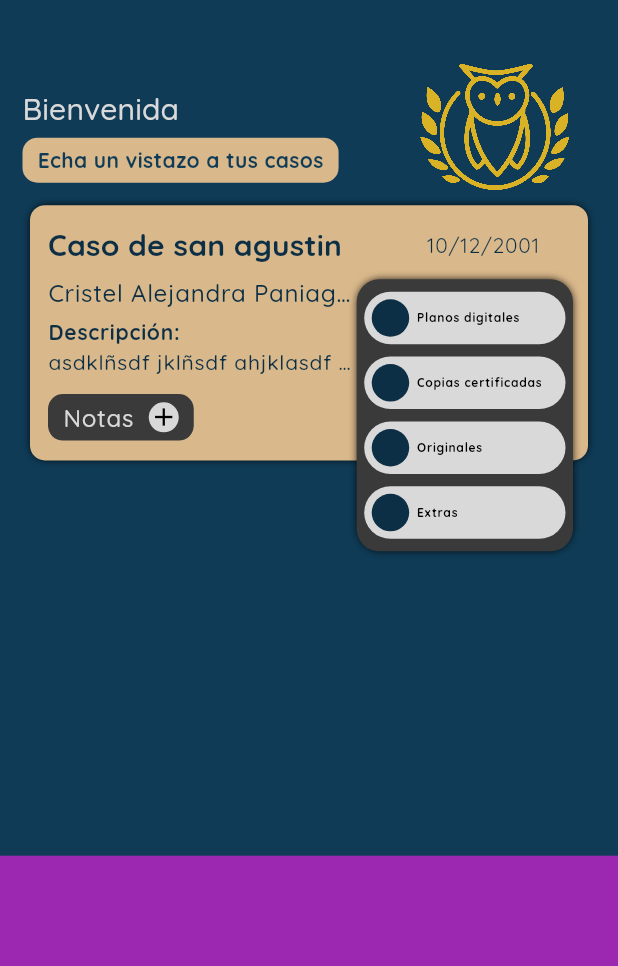
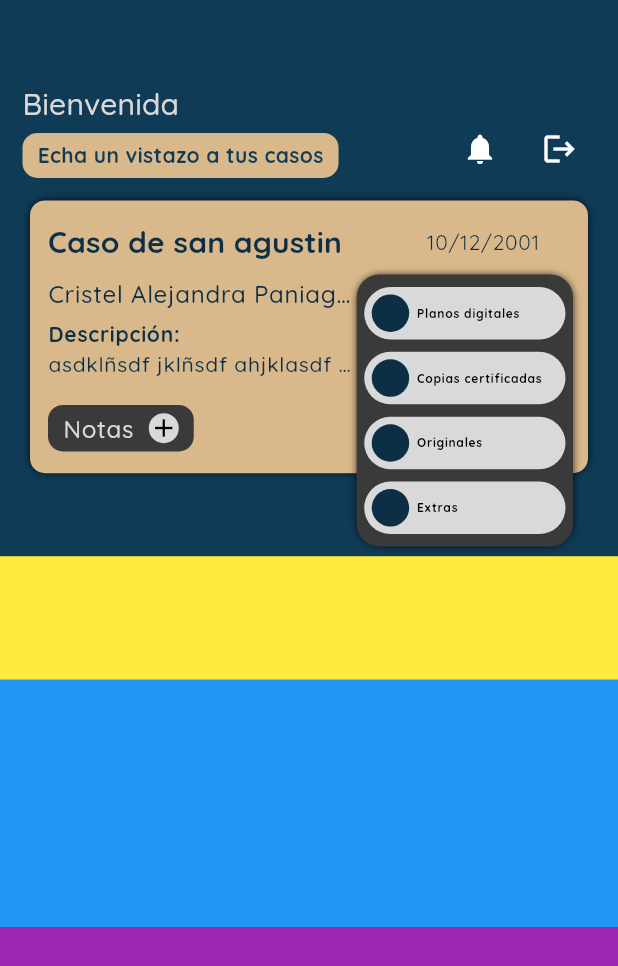
Before and after one commit to Gugodin/AppExpedientes, a Flutter app: the AdminHomeScreen screen opened by its route, on a phone screen of 412 x 824 dp. Shown: the top 966 px of the screen. Run offline on Flutter 3.47's test engine with Material 3 defaults, Android fonts, the phone set to English and light mode, and no system bars; our stand-ins replace auto_route, bot_toast, cloud_firestore, firebase_auth, firebase_core, firebase_storage and 4 more; accounts and stored records are empty; generated files the repository leaves out were written again.

Commit message:
adding space

```diff
--- a/lib/ui/screens/admin_screens/home/admin_home_screen.dart
+++ b/lib/ui/screens/admin_screens/home/admin_home_screen.dart
@@ -46,15 +46,20 @@ class _AdminHomeScreenState extends ConsumerState<AdminHomeScreen> {
       body: Column(
         // mainAxisAlignment: MainAxisAlignment.center,
         children: [
-          const Expanded(flex: 2, child: NameAndImageWidget()),
-          const Expanded(flex: 3, child: LastCaseWidget()),
+          const Expanded(flex: 3, child: NameAndImageWidget()),
+          const Expanded(flex: 6, child: LastCaseWidget()),
+          Expanded(
+              flex: 2,
+              child: Container(
+                color: Colors.yellow,
+              )),
           Expanded(
               flex: 4,
               child: Container(
-                color: Colors.transparent,
+                color: Colors.blue,
               )),
           Expanded(
-              flex: 4,
+              flex: 5,
               child: Container(
                 color: Colors.purple,
               )),
--- a/lib/ui/screens/admin_screens/home/widgets/last_case.dart
+++ b/lib/ui/screens/admin_screens/home/widgets/last_case.dart
@@ -15,7 +15,9 @@ class LastCaseWidget extends StatelessWidget {
         children: [
           const Positioned.fill(child: CardLastCaseWidget()),
           Positioned(
-              right: 10, top: size.height * 0.06, child: const MenuLastCaseWidget())
+              right: 10,
+              top: size.height * 0.06,
+              child: const MenuLastCaseWidget())
         ],
       ),
     );
--- a/lib/ui/screens/admin_screens/home/widgets/last_case/card_last_case.dart
+++ b/lib/ui/screens/admin_screens/home/widgets/last_case/card_last_case.dart
@@ -18,6 +18,7 @@ class CardLastCaseWidget extends ConsumerWidget {
         boxShadow: const [AppStyles.buttonShadow],
       ),
       padding: const EdgeInsets.all(12),
+      margin: EdgeInsets.only(bottom: size.height * 0.055),
       child: Column(
         children: [
           const Expanded(flex: 1, child: NameAndDate()),
--- a/lib/ui/screens/admin_screens/home/widgets/last_case/menu_last_case.dart
+++ b/lib/ui/screens/admin_screens/home/widgets/last_case/menu_last_case.dart
@@ -38,10 +38,17 @@ class MenuItem extends StatelessWidget {
   Widget build(BuildContext context) {
     final theme = Theme.of(context);
     return Container(
-      padding: EdgeInsets.all(5),
       decoration: BoxDecoration(
           borderRadius: BorderRadius.circular(25),
           color: MainColorsApp.brightColorText),
+      child: Material(
+        color: Colors.transparent,
+        child: InkWell(
+          onTap: () {},
+          borderRadius: BorderRadius.circular(25),
+          splashColor: Colors.red,
+          child: Padding(
+            padding: const EdgeInsets.all(5.0),
             child: Row(
               // mainAxisSize: MainAxisSize.min,
               children: [
@@ -49,7 +56,8 @@ class MenuItem extends StatelessWidget {
                   height: 25,
                   width: 25,
                   decoration: const BoxDecoration(
-                shape: BoxShape.circle, color: MainColorsApp.backgroundColorD),
+                      shape: BoxShape.circle,
+                      color: MainColorsApp.backgroundColorD),
                 ),
                 const SizedBox(
                   width: 5,
@@ -57,9 +65,14 @@ class MenuItem extends StatelessWidget {
                 Text(
                   nameButton,
                   style: theme.textTheme.labelSmall!.copyWith(
-                color: Colors.black, fontSize: 8, fontWeight: FontWeight.bold),
+                      color: Colors.black,
+                      fontSize: 8,
+                      fontWeight: FontWeight.bold),
                 )
               ],
+            ),
+          ),
+        ),
       ),
     );
   }
--- a/lib/ui/screens/admin_screens/home/widgets/name_and_image.dart
+++ b/lib/ui/screens/admin_screens/home/widgets/name_and_image.dart
@@ -29,11 +29,23 @@ class NameAndImageWidget extends StatelessWidget {
             )),
         Expanded(
             flex: 2,
-            child: ImageLogo(
-                containerSize: const Size(double.infinity, double.infinity),
-                imageSize: const Size(100, 85),
-                imagePath: AssetsApp.logoOwlLegalNoLetters,
-                fit: BoxFit.fill)),
+            child: Padding(
+              padding: const EdgeInsets.only(right: 15),
+              child: Align(
+                alignment: Alignment.bottomCenter,
+                child: Row(
+                  mainAxisAlignment: MainAxisAlignment.end,
+                  children: [
+                    IconButton(
+                        onPressed: () {}, icon: Icon(Icons.notifications)),
+                    SizedBox(
+                      width: 5,
+                    ),
+                    IconButton(onPressed: () {}, icon: Icon(Icons.logout)),
+                  ],
+                ),
+              ),
+            )),
       ],
     );
   }
```
Lines whose indentation alone changed are shown as unchanged.
